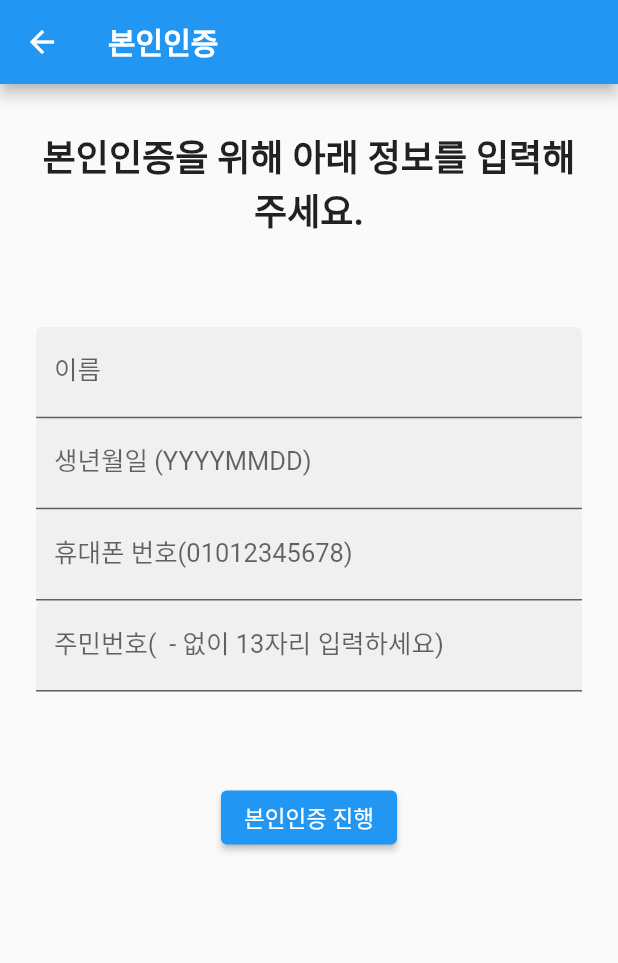
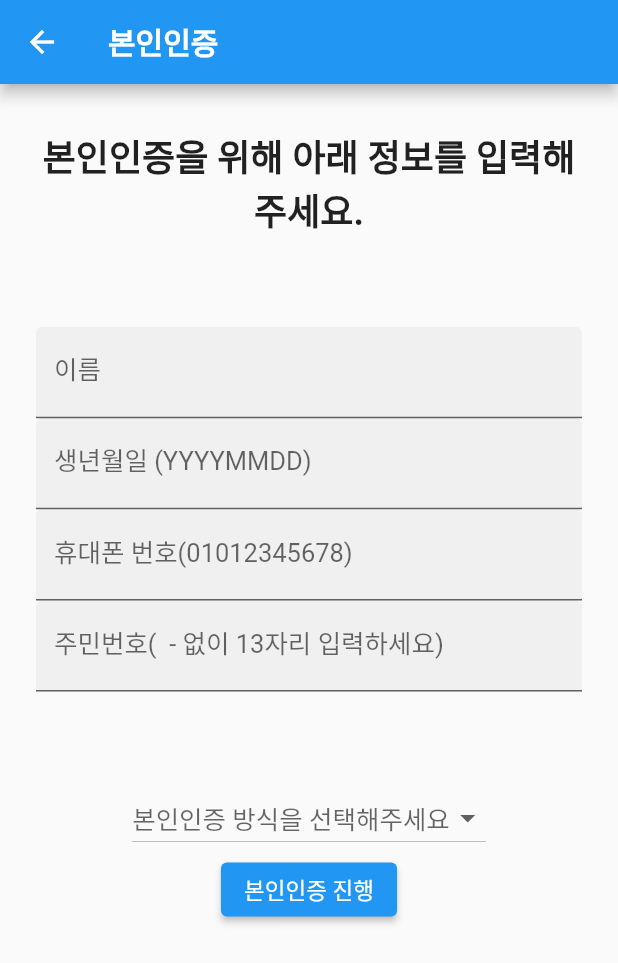
Before and after one commit to kimgiraffe/MedVision_FrontEnd, a Flutter app: the AuthenticationPage screen opened directly, on a phone screen of 412 x 824 dp. Shown: the top 963 px of the screen. Run offline on Flutter 3.47's test engine with Material 2 defaults, Android fonts, the phone set to English and light mode, and no system bars; our stand-ins replace google_fonts, image_picker, table_calendar.

Commit message:
본인인증 버튼 7개 구현중 (버튼 누르면 str 값 return)

```diff
--- a/lib/pages/AuthenticationPage.dart
+++ b/lib/pages/AuthenticationPage.dart
@@ -3,9 +3,17 @@ import 'package:flutter/services.dart';
 import 'package:http/http.dart' as http;
 import 'dart:convert';
 
-import 'package:http/http.dart' as http;
 
-Future<http.Response> authenticateUser(String name, String birth, String phoneNumber, String idNumber) async {
+class PrivateAuthType {
+  final String name;
+  final int index;
+
+  PrivateAuthType(this.name, this.index);
+}
+
+
+
+Future<http.Response> authenticateUser(String privateAuthType, String name, String birth, String phoneNumber, String idNumber) async {
   String url = 'https://tilko.net/api/v1.0/hirasimpleauth/simpleauthrequest';
   String apiKey = 'a379ba7545364b1a8e5b4c4ee040aef7';
   String encryptedKey = '<your-encrypted-key>'; // This should be the RSA-encrypted AES secret key
@@ -16,10 +24,11 @@ Future<http.Response> authenticateUser(String name, String birth, String phoneNu
   };
 
   Map<String, String> body = {
-    'Name': name,
+    'PrivateAuthType': privateAuthType,
+    'UserName': name,
     'BirthDate': birth,
-    'PhoneNumber': phoneNumber,
-    'IdNumber': idNumber,
+    'UserCellphoneNumber': phoneNumber,
+    'IdentityNumber': idNumber,
   };
 
   http.Response response = await http.post(
@@ -43,6 +52,8 @@ class SimpleAuthentication extends StatefulWidget {
 }
 
 class SimpleAuthenticationState extends State<SimpleAuthentication> {
+
+
   @override
   Widget build(BuildContext context) {
     return Scaffold(
@@ -68,6 +79,17 @@ class AuthenticationPageState extends State<AuthenticationPage> {
   final _birthController = TextEditingController();
   final _idNumberController = TextEditingController();
   final _phoneNumberController = TextEditingController();
+
+  List<PrivateAuthType> _authTypes = [
+    PrivateAuthType('카카오톡', 0),
+    PrivateAuthType('페이코', 1),
+    PrivateAuthType('국민은행모바일', 2),
+    PrivateAuthType('삼성패스', 3),
+    PrivateAuthType('통신사Pass', 4),
+    PrivateAuthType('신한', 5),
+    PrivateAuthType('네이버', 6),
+  ];
+  PrivateAuthType? _selectedAuthType;
 
   @override
   Widget build(BuildContext context) {
@@ -128,6 +150,22 @@ class AuthenticationPageState extends State<AuthenticationPage> {
                   obscureText: true,
                 ),
                 const SizedBox(height: 60.0),
+                DropdownButton<PrivateAuthType>(
+                  hint: const Text("본인인증 방식을 선택해주세요"),
+                  value: _selectedAuthType,
+                  onChanged: (PrivateAuthType? newValue) {
+                    setState(() {
+                      _selectedAuthType = newValue;
+                    });
+                  },
+                  items: _authTypes.map((PrivateAuthType authType) {
+                    return DropdownMenuItem<PrivateAuthType>(
+                      value: authType,
+                      child: Text(authType.name),
+                    );
+                  }).toList(),
+                ),
+                // In the ElevatedButton onPressed method:
                 ElevatedButton(
                   onPressed: () async {
                     if (_nameController.text.isEmpty ||
@@ -153,6 +191,7 @@ class AuthenticationPageState extends State<AuthenticationPage> {
                     } else {
                       try {
                         var response = await authenticateUser(
+                          _selectedAuthType!.name,
                           _nameController.text,
                           _birthController.text,
                           _phoneNumberController.text,
@@ -191,6 +230,7 @@ class AuthenticationPageState extends State<AuthenticationPage> {
                   },
                   child: const Text('본인인증 진행'),
                 ),
+
               ],
             )
           ],
```
